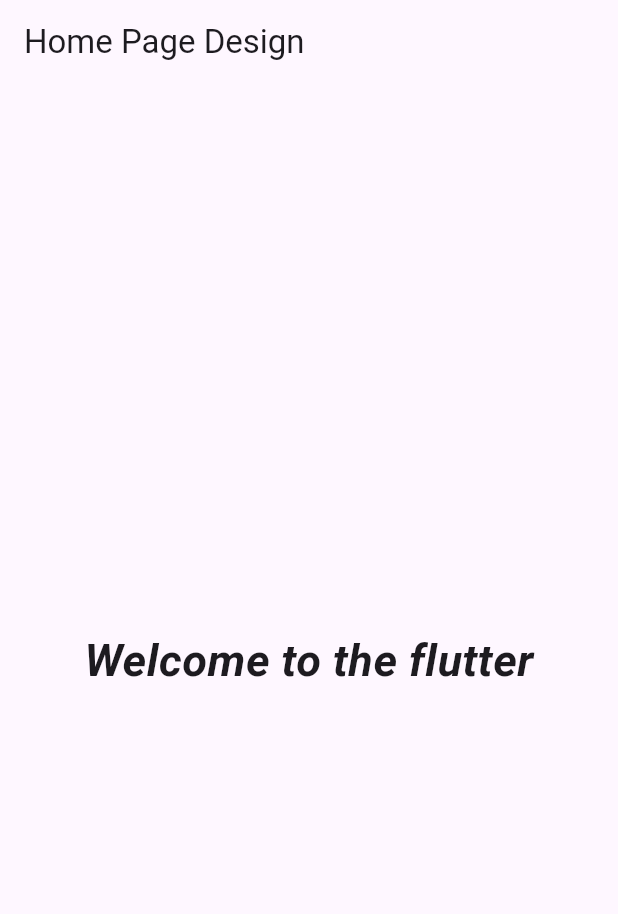
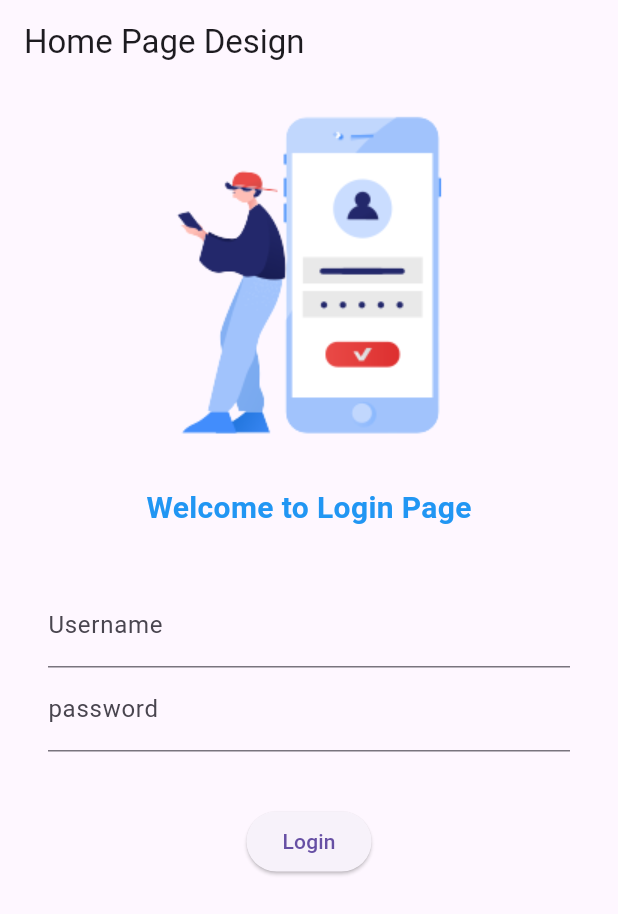
Before and after one commit to rohitbgit/LearnFlutterFromScratch, a Flutter app: the screen it shows after launch, on a phone screen of 412 x 824 dp. Shown: the top 914 px of the screen. Run offline on Flutter 3.47's test engine with Material 3 defaults, Android fonts, the phone set to English and light mode, and no system bars.

Commit message:
day 4 completed

```diff
--- a/lib/home_page.dart
+++ b/lib/home_page.dart
@@ -9,15 +9,43 @@ class MyHomePage extends StatelessWidget {
         appBar: AppBar(
           title: const Text("Home Page Design"),
         ),
-      body: const Center(
-        child: Text(
-          "Welcome to the flutter",
+        body: Center(
+          child: Column(
+            children: [
+              Image.asset("assets/images/logins.png"),
+              SizedBox(height: 12),
+              Text(
+                "Welcome to Login Page",
                 style: TextStyle(
-              fontSize: 30,
-              fontStyle: FontStyle.italic,
+                    fontSize: 20,
+                    color: Colors.blue,
                     fontWeight: FontWeight.bold),
               ),
+              SizedBox(height: 20),
+              Padding(
+                padding: const EdgeInsets.symmetric(
+                    vertical: 16.0, horizontal: 32.0),
+                child: Column(
+                  children: [
+                    TextFormField(
+                      decoration: InputDecoration(
+                          hintText: "Enter Username", labelText: "Username"),
                     ),
-    );
+                    TextFormField(
+                      obscureText: true,
+                      decoration: InputDecoration(
+                          hintText: "Enter Password", labelText: "password"),
+                    ),
+                  ],
+                ),
+              ),
+              SizedBox(height: 20),
+              ElevatedButton(
+                onPressed: () {},
+                child: Text("Login"),
+              )
+            ],
+          ),
+        ));
   }
 }
--- a/pubspec.yaml
+++ b/pubspec.yaml
@@ -59,8 +59,8 @@ flutter:
   uses-material-design: true
 
   # To add assets to your application, add an assets section, like this:
-  # assets:
-  #   - images/a_dot_burr.jpeg
+  assets:
+    - assets/images/
   #   - images/a_dot_ham.jpeg
 
   # An image asset can refer to one or more resolution-specific "variants", see
```
Also changed, not shown: assets/images/logins.png (added). Lines whose indentation alone changed are shown as unchanged.
